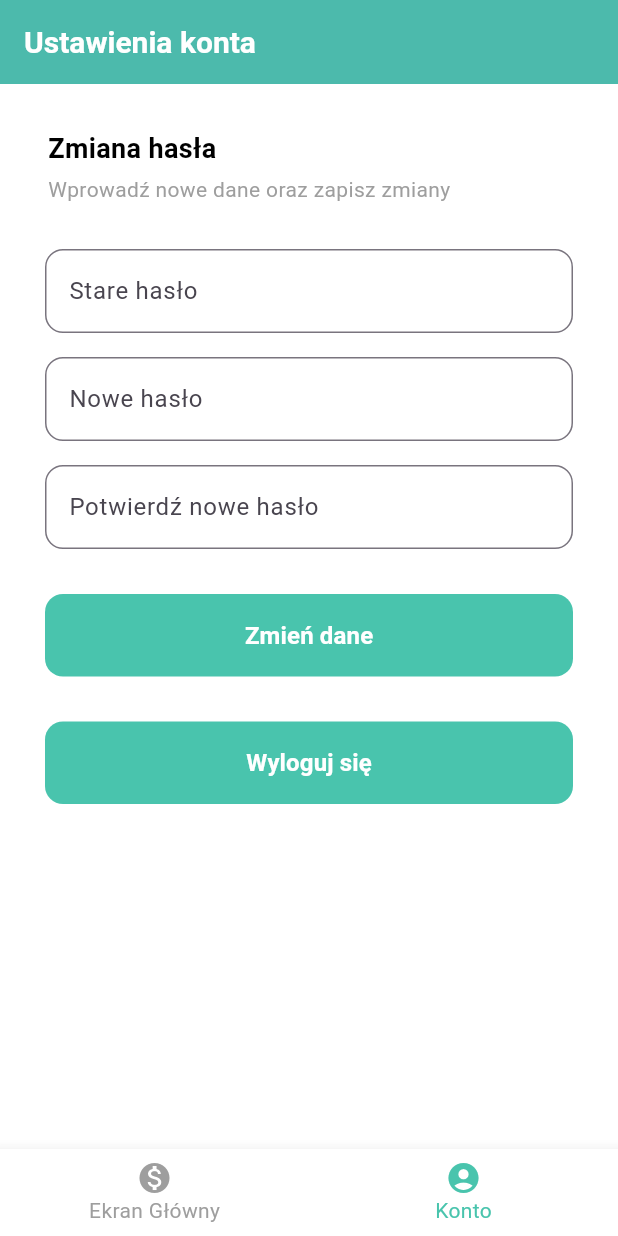
After one commit to dmouze/MoneyBuddy, a Flutter app: the AccountSettings screen opened directly, on a phone screen of 412 x 824 dp. The commit adds this screen. Run offline on Flutter 3.47's test engine with Material 3 defaults, Android fonts, the phone set to English and light mode, and no system bars; our stand-ins replace cloud_firestore, firebase_auth, firebase_core, syncfusion_flutter_charts; accounts and stored records are empty.

Commit message:
ekran zmiany hasła

```diff
--- /dev/null
+++ b/lib/AccountSettings.dart
@@ -0,0 +1,226 @@
+import 'package:flutter/material.dart';
+import 'MainScreen.dart';
+import 'BttmNavigationBar.dart';
+
+class AccountSettings extends StatefulWidget {
+  @override
+  _AccountSettingsState createState() => _AccountSettingsState();
+}
+
+class _AccountSettingsState extends State<AccountSettings> {
+  int _currentIndex = 1;
+  TextEditingController _oldPasswordController = TextEditingController();
+  TextEditingController _newPasswordController = TextEditingController();
+  TextEditingController _confirmPasswordController = TextEditingController();
+
+  List<BttmNavigationBarModel> BttmNavigationBarItems = [
+    BttmNavigationBarModel(icon: Icons.monetization_on, label: "Ekran Główny"),
+    BttmNavigationBarModel(icon: Icons.account_circle, label: "Konto"),
+  ];
+
+  @override
+  Widget build(BuildContext context) {
+    return Scaffold(
+      backgroundColor: Color(0xffffffff),
+      appBar: AppBar(
+        elevation: 4,
+        centerTitle: false,
+        automaticallyImplyLeading: false,
+        backgroundColor: Color(0xff49c4ad),
+        shape: RoundedRectangleBorder(
+          borderRadius: BorderRadius.zero,
+        ),
+        title: Text(
+          "Ustawienia konta",
+          style: TextStyle(
+            fontWeight: FontWeight.w700,
+            fontStyle: FontStyle.normal,
+            fontSize: 20,
+            color: Color(0xffffffff),
+          ),
+        ),
+      ),
+      bottomNavigationBar: BottomNavigationBar(
+        items: BttmNavigationBarItems.map((BttmNavigationBarModel item) {
+          return BottomNavigationBarItem(
+            icon: Icon(item.icon),
+            label: item.label,
+          );
+        }).toList(),
+        backgroundColor: Color(0xffffffff),
+        currentIndex: _currentIndex,
+        elevation: 8,
+        iconSize: 24,
+        selectedItemColor: Color(0xff49c4ad),
+        unselectedItemColor: Color(0xff9e9e9e),
+        selectedFontSize: 14,
+        unselectedFontSize: 14,
+        showSelectedLabels: true,
+        showUnselectedLabels: true,
+        onTap: (index) {
+          setState(() {
+            _currentIndex = index;
+            if (index == 0) {
+              Navigator.pushReplacement(
+                context,
+                MaterialPageRoute(builder: (context) => MainScreen()),
+              );
+            } else if (index == 1) {
+              Navigator.pushReplacement(
+                context,
+                MaterialPageRoute(builder: (context) => AccountSettings()),
+              );
+            }
+          });
+        },
+      ),
+      body: SingleChildScrollView(
+        child: Column(
+          mainAxisAlignment: MainAxisAlignment.start,
+          crossAxisAlignment: CrossAxisAlignment.center,
+          mainAxisSize: MainAxisSize.max,
+          children: [
+            Padding(
+              padding: EdgeInsets.symmetric(vertical: 30, horizontal: 16),
+              child: Row(
+                mainAxisAlignment: MainAxisAlignment.start,
+                crossAxisAlignment: CrossAxisAlignment.center,
+                mainAxisSize: MainAxisSize.max,
+                children: [
+                  Expanded(
+                    flex: 1,
+                    child: Padding(
+                      padding: EdgeInsets.symmetric(vertical: 0, horizontal: 16),
+                      child: Column(
+                        mainAxisAlignment: MainAxisAlignment.start,
+                        crossAxisAlignment: CrossAxisAlignment.start,
+                        mainAxisSize: MainAxisSize.max,
+                        children: [
+                          Text(
+                            "Zmiana hasła",
+                            textAlign: TextAlign.start,
+                            maxLines: 1,
+                            overflow: TextOverflow.clip,
+                            style: TextStyle(
+                              fontWeight: FontWeight.w700,
+                              fontStyle: FontStyle.normal,
+                              fontSize: 18,
+                              color: Color(0xff000000),
+                            ),
+                          ),
+                          Padding(
+                            padding: EdgeInsets.fromLTRB(0, 4, 0, 0),
+                            child: Text(
+                              "Wprowadź nowe dane oraz zapisz zmiany",
+                              textAlign: TextAlign.start,
+                              maxLines: 1,
+                              overflow: TextOverflow.clip,
+                              style: TextStyle(
+                                fontWeight: FontWeight.w400,
+                                fontStyle: FontStyle.normal,
+                                fontSize: 14,
+                                color: Color(0xff9e9e9e),
+                              ),
+                            ),
+                          ),
+                        ],
+                      ),
+                    ),
+                  ),
+                ],
+              ),
+            ),
+            Padding(
+              padding: EdgeInsets.symmetric(vertical: 0, horizontal: 30),
+              child: Column(
+                children: [
+                  TextField(
+                    controller: _oldPasswordController,
+                    obscureText: true,
+                    decoration: InputDecoration(
+                      labelText: 'Stare hasło',
+                      border: OutlineInputBorder(
+                        borderRadius: BorderRadius.circular(12.0),
+                      ),
+                    ),
+                  ),
+                  SizedBox(height: 16),
+                  TextField(
+                    controller: _newPasswordController,
+                    obscureText: true,
+                    decoration: InputDecoration(
+                      labelText: 'Nowe hasło',
+                      border: OutlineInputBorder(
+                        borderRadius: BorderRadius.circular(12.0),
+                      ),
+                    ),
+                  ),
+                  SizedBox(height: 16),
+                  TextField(
+                    controller: _confirmPasswordController,
+                    obscureText: true,
+                    decoration: InputDecoration(
+                      labelText: 'Potwierdź nowe hasło',
+                      border: OutlineInputBorder(
+                        borderRadius: BorderRadius.circular(12.0),
+                      ),
+                    ),
+                  ),
+                  SizedBox(height: 30),
+                ],
+              ),
+            ),
+            Padding(
+              padding: EdgeInsets.symmetric(vertical: 0, horizontal: 30),
+              child: MaterialButton(
+                onPressed: () {
+                  // Add your onPressed code here!
+                },
+                color: Color(0xff49c4ad),
+                elevation: 0,
+                shape: RoundedRectangleBorder(
+                  borderRadius: BorderRadius.circular(12.0),
+                ),
+                padding: EdgeInsets.all(16),
+                textColor: Color(0xffffffff),
+                minWidth: MediaQuery.of(context).size.width,
+                child: Text(
+                  "Zmień dane",
+                  style: TextStyle(
+                    fontSize: 16,
+                    fontWeight: FontWeight.w700,
+                    fontStyle: FontStyle.normal,
+                  ),
+                ),
+              ),
+            ),
+            Padding(
+              padding: EdgeInsets.symmetric(vertical: 30, horizontal: 30),
+              child: MaterialButton(
+                onPressed: () {
+                  // Add your logout code here!
+                },
+                color: Color(0xff49c4ad),
+                elevation: 0,
+                shape: RoundedRectangleBorder(
+                  borderRadius: BorderRadius.circular(12.0),
+                ),
+                padding: EdgeInsets.all(16),
+                textColor: Color(0xffffffff),
+                minWidth: MediaQuery.of(context).size.width,
+                child: Text(
+                  "Wyloguj się",
+                  style: TextStyle(
+                    fontSize: 16,
+                    fontWeight: FontWeight.w700,
+                    fontStyle: FontStyle.normal,
+                  ),
+                ),
+              ),
+            ),
+          ],
+        ),
+      ),
+    );
+  }
+}
--- a/lib/MainScreen.dart
+++ b/lib/MainScreen.dart
@@ -2,6 +2,7 @@ import 'package:flutter/material.dart';
 import 'package:syncfusion_flutter_charts/charts.dart';
 import 'package:firebase_auth/firebase_auth.dart';
 import 'package:cloud_firestore/cloud_firestore.dart';
+import 'AccountSettings.dart';
 import 'BttmNavigationBar.dart';
 
 class MainScreen extends StatefulWidget {
@@ -143,6 +144,8 @@ class _MainScreenState extends State<MainScreen> {
     }
   }
 
+  int _currentIndex = 0;
+
   List<BttmNavigationBarModel> BttmNavigationBarItems = [
     BttmNavigationBarModel(icon: Icons.monetization_on, label: "Ekran Główny"),
     BttmNavigationBarModel(icon: Icons.account_circle, label: "Konto"),
@@ -169,7 +172,22 @@ class _MainScreenState extends State<MainScreen> {
         unselectedFontSize: 14,
         showSelectedLabels: true,
         showUnselectedLabels: true,
-        onTap: (value) {},
+        onTap: (index) {
+          setState(() {
+            _currentIndex = index;
+            if (index == 0) {
+              Navigator.pushReplacement(
+                context,
+                MaterialPageRoute(builder: (context) => MainScreen()),
+              );
+            } else if (index == 1) {
+              Navigator.pushReplacement(
+                context,
+                MaterialPageRoute(builder: (context) => AccountSettings()),
+              );
+            }
+          });
+        },
       ),
       body: SingleChildScrollView(
         child: Column(
```
